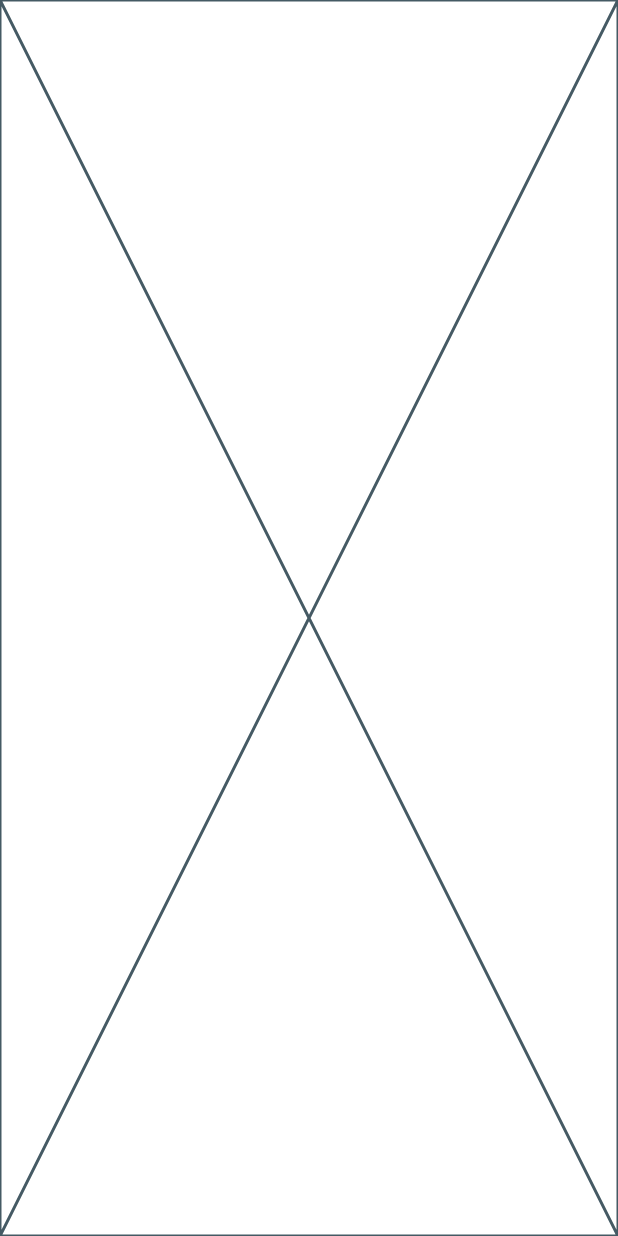
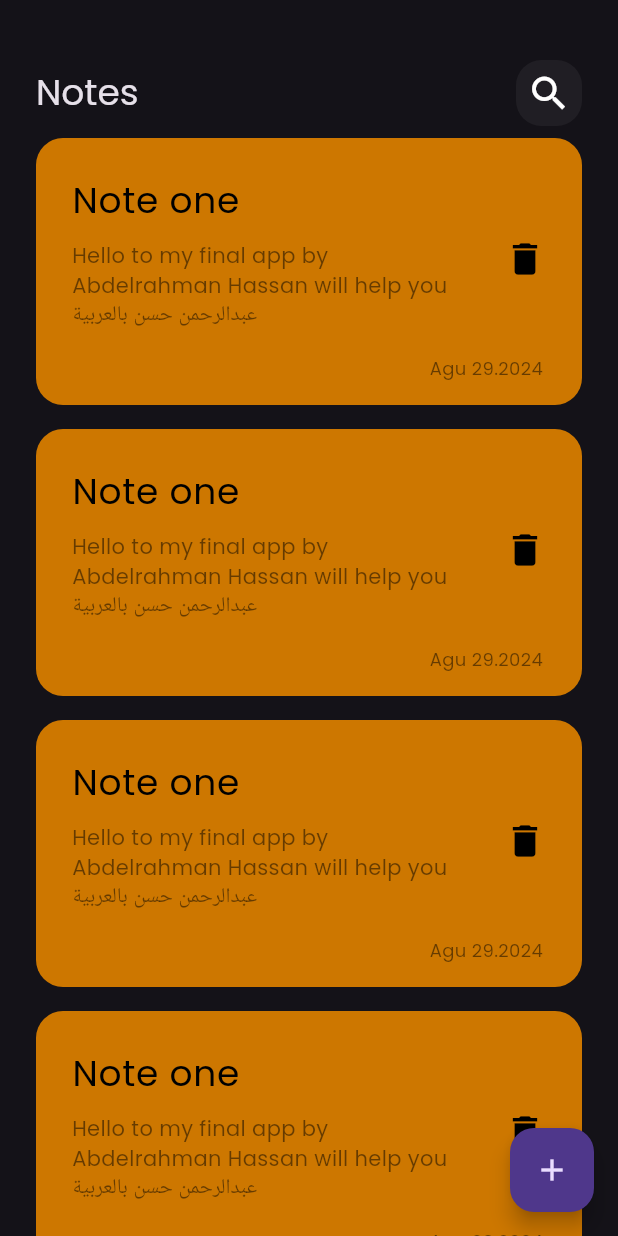
Before and after one commit to abdulrhmanhassan/note_app, a Flutter app: the screen it shows after launch, on a phone screen of 412 x 824 dp. Run offline on Flutter 3.47's test engine with Material 3 defaults, Android fonts, the phone set to English and light mode, and no system bars.

Commit message:
floating button & note list view

```diff
--- a/lib/main.dart
+++ b/lib/main.dart
@@ -1,14 +1,18 @@
+import 'package:a/views/note_view.dart';
 import 'package:flutter/material.dart';
 
 void main() {
-  runApp(Notetone());
+  runApp(const NoteApp());
 }
 
-class Notetone extends StatelessWidget {
-  const Notetone({super.key});
+class NoteApp extends StatelessWidget {
+  const NoteApp({super.key});
 
   @override
   Widget build(BuildContext context) {
-    return const Placeholder();
+    return MaterialApp(
+        theme: ThemeData(brightness: Brightness.dark, fontFamily: "Poppins"),
+        debugShowCheckedModeBanner: false,
+        home: const NoteView());
   }
 }
--- /dev/null
+++ b/lib/views/note_view.dart
@@ -0,0 +1,17 @@
+import 'package:a/views/widgets/noteView_body.dart';
+import 'package:flutter/material.dart';
+
+class NoteView extends StatelessWidget {
+  const NoteView({super.key});
+
+  @override
+  Widget build(BuildContext context) {
+    return Scaffold(
+      floatingActionButton: FloatingActionButton(
+        onPressed: () {},
+        child: const Icon(Icons.add),
+      ),
+      body: const NotesViewBody(),
+    );
+  }
+}
--- /dev/null
+++ b/lib/views/widgets/custom_appBar.dart
@@ -0,0 +1,28 @@
+import 'package:flutter/material.dart';
+
+class CustomAppBar extends StatelessWidget {
+  const CustomAppBar({super.key});
+
+  @override
+  Widget build(BuildContext context) {
+    return Row(
+      children: [
+        Text('Notes', style: Theme.of(context).textTheme.headlineSmall),
+        Spacer(),
+        // IconButton(onPressed: () {}, icon: Icon(Icons.search)),
+        Container(
+          height: 44,
+          width: 44,
+          decoration: BoxDecoration(
+            color: Colors.white.withOpacity(0.05),
+            borderRadius: BorderRadius.circular(17),
+          ),
+          child: const Icon(
+            Icons.search,
+            size: 30,
+          ),
+        )
+      ],
+    );
+  }
+}
--- /dev/null
+++ b/lib/views/widgets/custom_note_list_view.dart
@@ -0,0 +1,19 @@
+import 'package:flutter/material.dart';
+
+import 'cutsom_note_icon.dart';
+
+class NoteListView extends StatelessWidget {
+  const NoteListView({super.key});
+
+  @override
+  Widget build(BuildContext context) {
+    return ListView.builder(
+      itemBuilder: (context, index) {
+        return const Padding(
+          padding: EdgeInsets.symmetric(vertical: 8.0),
+          child: NoteItem(),
+        );
+      },
+    );
+  }
+}
--- /dev/null
+++ b/lib/views/widgets/cutsom_note_icon.dart
@@ -0,0 +1,49 @@
+import 'package:flutter/material.dart';
+
+class NoteItem extends StatelessWidget {
+  const NoteItem({super.key});
+
+  @override
+  Widget build(BuildContext context) {
+    return Container(
+      padding: const EdgeInsets.only(left: 8, top: 16, bottom: 16),
+      decoration: BoxDecoration(
+        borderRadius: BorderRadius.circular(18),
+        color: Color.fromARGB(255, 205, 119, 0),
+      ),
+      child: Column(
+        crossAxisAlignment: CrossAxisAlignment.end,
+        children: [
+          ListTile(
+            title: const Text(
+              "Note one",
+              style: TextStyle(
+                fontSize: 24,
+                color: Colors.black,
+              ),
+            ),
+            subtitle: Padding(
+              padding: const EdgeInsets.symmetric(vertical: 8),
+              child: Text(
+                "Hello to my final app by Abdelrahman Hassan will help you عبدالرحمن حسن بالعربية ",
+                style: TextStyle(
+                    fontSize: 14, color: Colors.black.withOpacity(0.5)),
+              ),
+            ),
+            trailing: const Icon(
+              Icons.delete,
+              color: Colors.black,
+              size: 28,
+            ),
+          ),
+          Padding(
+            padding: const EdgeInsets.only(right: 26.0),
+            child: Text('Agu 29.2024',
+                style: TextStyle(
+                    fontSize: 12, color: Colors.black.withOpacity(0.5))),
+          )
+        ],
+      ),
+    );
+  }
+}
--- /dev/null
+++ b/lib/views/widgets/noteView_body.dart
@@ -0,0 +1,24 @@
+import 'package:a/views/widgets/custom_appBar.dart';
+import 'package:flutter/material.dart';
+import 'package:flutter/widgets.dart';
+import 'custom_note_list_view.dart';
+
+class NotesViewBody extends StatelessWidget {
+  const NotesViewBody({super.key});
+
+  @override
+  Widget build(BuildContext context) {
+    return const Padding(
+      padding: EdgeInsets.symmetric(horizontal: 24),
+      child: Column(
+        children: [
+          SizedBox(
+            height: 40,
+          ),
+          CustomAppBar(),
+          Expanded(child: NoteListView()),
+        ],
+      ),
+    );
+  }
+}
```
Also changed, not shown: pubspec.yaml (+7 -12 lines), lib/assets/fonts/Poppins-Regular.ttf (added).
